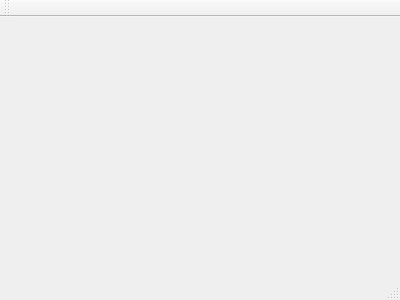
This is mainwindow.ui in Hades2001/keyBoard as Qt 5 draws it before an edit. The edited form follows.
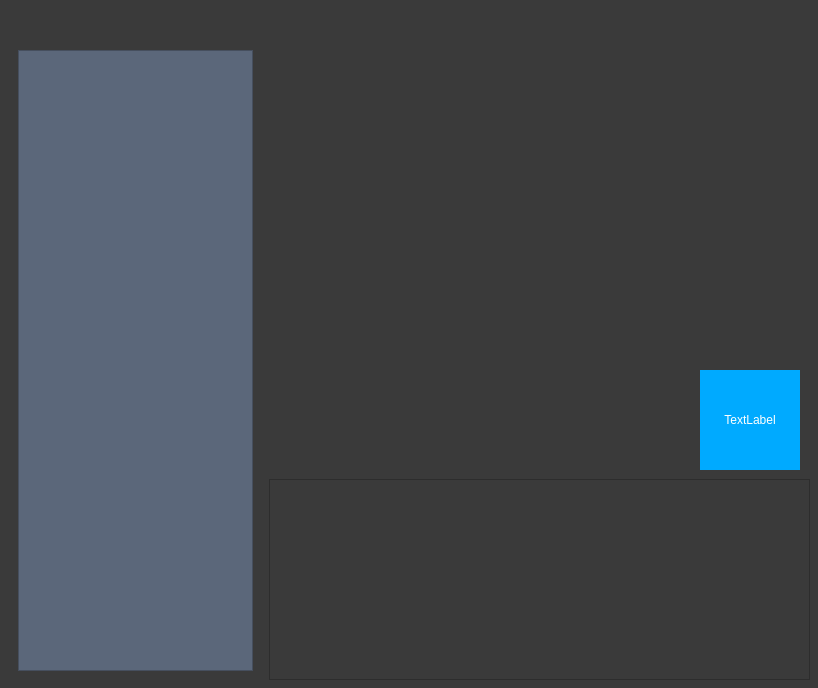
This is the edited form. Icons and pictures are not drawn. Custom widgets are drawn as their Qt base class.

The edit to the form file:
```diff
--- a/mainwindow.ui
+++ b/mainwindow.ui
@@ -1,24 +1,167 @@
 <ui version="4.0">
  <class>MainWindow</class>
- <widget class="QMainWindow" name="MainWindow" >
-  <property name="geometry" >
+ <widget class="QMainWindow" name="MainWindow">
+  <property name="geometry">
    <rect>
     <x>0</x>
     <y>0</y>
-    <width>400</width>
-    <height>300</height>
+    <width>818</width>
+    <height>688</height>
    </rect>
   </property>
   <property name="windowTitle" >
    <string>MainWindow</string>
   </property>
-  <widget class="QMenuBar" name="menuBar" />
-  <widget class="QToolBar" name="mainToolBar" />
-  <widget class="QWidget" name="centralWidget" />
-  <widget class="QStatusBar" name="statusBar" />
+  <property name="styleSheet">
+   <string notr="true">background-color: rgb(58, 58, 58);</string>
+  </property>
+  <widget class="QWidget" name="centralWidget">
+   <widget class="QLabel" name="label">
+    <property name="geometry">
+     <rect>
+      <x>700</x>
+      <y>370</y>
+      <width>100</width>
+      <height>100</height>
+     </rect>
+    </property>
+    <property name="styleSheet">
+     <string notr="true">background-color: rgb(0, 170, 255);
+color: rgb(255, 255, 255);</string>
+    </property>
+    <property name="text">
+     <string>TextLabel</string>
+    </property>
+    <property name="alignment">
+     <set>Qt::AlignCenter</set>
+    </property>
+   </widget>
+   <widget class="FuntionTree" name="treeWidget">
+    <property name="geometry">
+     <rect>
+      <x>10</x>
+      <y>40</y>
+      <width>251</width>
+      <height>641</height>
+     </rect>
+    </property>
+    <property name="focusPolicy">
+     <enum>Qt::NoFocus</enum>
+    </property>
+    <property name="styleSheet">
+     <string notr="true">QTreeWidget{  
+    background-color: #5B677A;  
+    font-size:25px;  
+	margin:10px 8px 10px 8px;  
+    color: white;  
+}  
+
+QTreeWidget::item{  
+    margin:10px 8px 10px 8px;  
+    background: #5B677A;  
+	background-clip: margin;
+}
+  
+QTreeWidget::branch{  
+    background:#5B677A;  
+    }  
+
+QTreeWidget::branch:closed:has-children:!has-siblings,
+QTreeWidget::branch:closed:has-children:has-siblings {
+    border-image: none;
+	margin:0px 8px 0px 8px;  
+    image: url(:/icons/icon/branch_close.png)
+}
+ 
+QTreeWidget::branch:open:has-children:!has-siblings,
+QTreeWidget::branch:open:has-children:has-siblings  {
+    border-image: none;
+	margin:0px 8px 0px 8px;  
+	image: url(:/icons/icon/branch_open.png);
+}</string>
+    </property>
+    <property name="autoScroll">
+     <bool>true</bool>
+    </property>
+    <property name="editTriggers">
+     <set>QAbstractItemView::DoubleClicked|QAbstractItemView::EditKeyPressed</set>
+    </property>
+    <property name="dragEnabled">
+     <bool>true</bool>
+    </property>
+    <property name="dragDropMode">
+     <enum>QAbstractItemView::DragOnly</enum>
+    </property>
+    <property name="defaultDropAction">
+     <enum>Qt::CopyAction</enum>
+    </property>
+    <property name="alternatingRowColors">
+     <bool>false</bool>
+    </property>
+    <property name="headerHidden">
+     <bool>true</bool>
+    </property>
+    <property name="expandsOnDoubleClick">
+     <bool>true</bool>
+    </property>
+    <property name="columnCount">
+     <number>1</number>
+    </property>
+    <attribute name="headerVisible">
+     <bool>false</bool>
+    </attribute>
+    <attribute name="headerCascadingSectionResizes">
+     <bool>false</bool>
+    </attribute>
+    <column>
+     <property name="text">
+      <string>1</string>
+     </property>
+    </column>
+   </widget>
+   <widget class="QScrollArea" name="scrollArea">
+    <property name="geometry">
+     <rect>
+      <x>269</x>
+      <y>479</y>
+      <width>541</width>
+      <height>201</height>
+     </rect>
+    </property>
+    <property name="widgetResizable">
+     <bool>true</bool>
+    </property>
+    <widget class="QWidget" name="scrollAreaWidgetContents">
+     <property name="geometry">
+      <rect>
+       <x>0</x>
+       <y>0</y>
+       <width>539</width>
+       <height>199</height>
+      </rect>
+     </property>
+    </widget>
+   </widget>
+   <widget class="QStackedWidget" name="sW_btn">
+    <property name="geometry">
+     <rect>
+      <x>270</x>
+      <y>60</y>
+      <width>521</width>
+      <height>281</height>
+     </rect>
+    </property>
+   </widget>
+  </widget>
  </widget>
- <layoutDefault spacing="6" margin="11" />
- <pixmapfunction></pixmapfunction>
+ <layoutdefault spacing="6" margin="11"/>
+ <customwidgets>
+  <customwidget>
+   <class>FuntionTree</class>
+   <extends>QTreeWidget</extends>
+   <header>funtiontree.h</header>
+  </customwidget>
+ </customwidgets>
  <resources/>
  <connections/>
 </ui>
```
Left out of the diff: 3 changed lines with no effect on the pictures.
